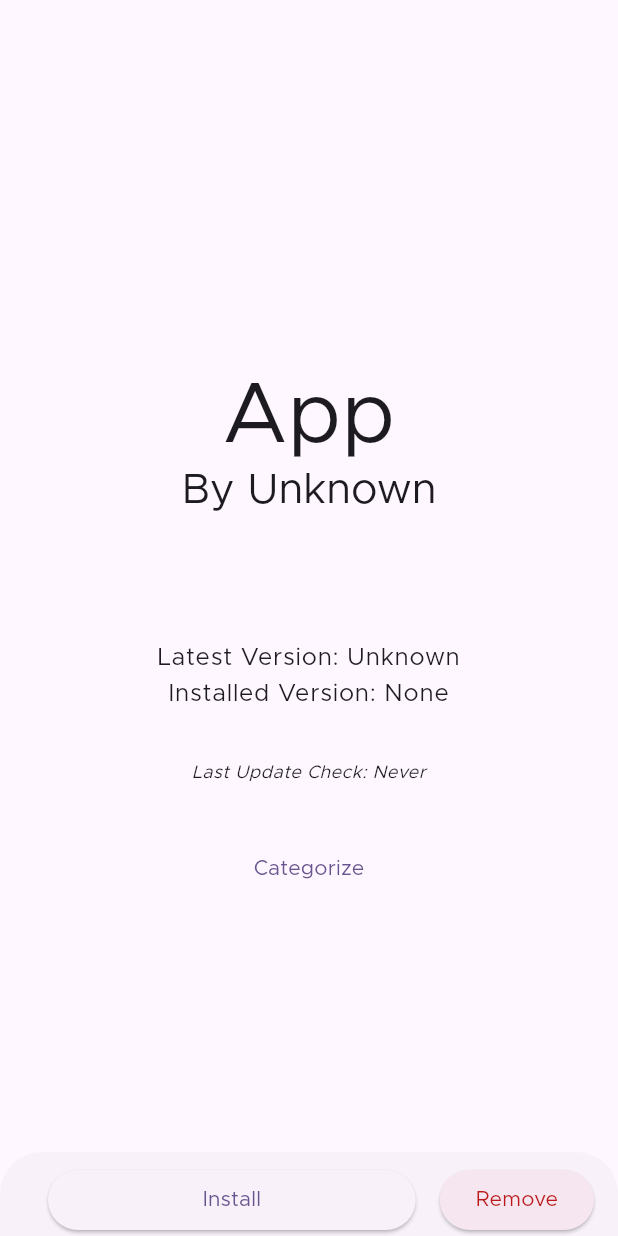
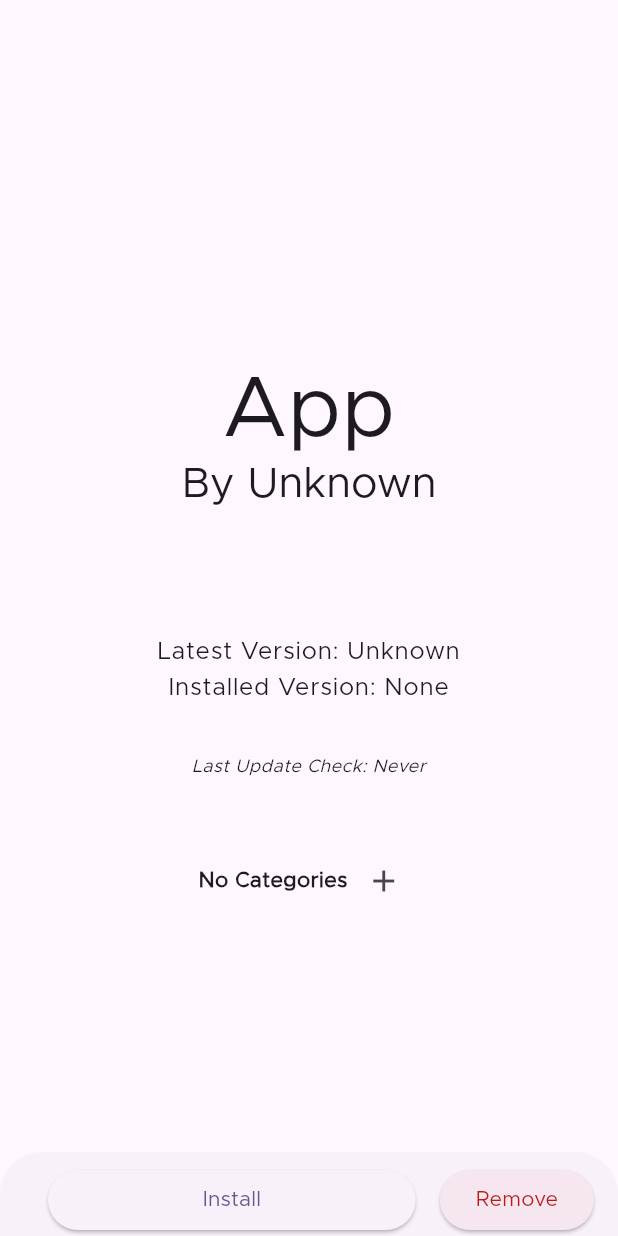
Before and after one commit to ownerroc/ObtainRoc, a Flutter app: the AppPage screen opened directly with empty values, on a phone screen of 412 x 824 dp. Run offline on Flutter 3.47's test engine with Material 2 defaults, Android fonts, the phone set to English and light mode, and no system bars; drawn by our look-alikes of dynamic_color; our stand-ins replace device_info_plus, easy_localization, file_picker, flutter_local_notifications, fluttertoast, permission_handler and 4 more; missing offline and left inert: android_alarm_manager_plus, flutter_fgbg, install_plugin_v2, installed_apps, package_archive_info; accounts and stored records are empty.

Commit message:
Bugfix es+ new category picker on App page

```diff
--- a/assets/translations/de.json
+++ b/assets/translations/de.json
@@ -203,8 +203,9 @@
     "categories": "Categories",
     "category": "Category",
     "noCategory": "No Category",
-    "deleteCategoryQuestion": "Delete Category?",
-    "categoryDeleteWarning": "All Apps in {} will be set to uncategorized.",
+    "noCategories": "No Categories",
+    "deleteCategoriesQuestion": "Delete Categories?",
+    "categoryDeleteWarning": "All Apps in deleted categories will be set to uncategorized.",
     "addCategory": "Add Category",
     "label": "Label",
     "tooManyRequestsTryAgainInMinutes": {
--- a/assets/translations/en.json
+++ b/assets/translations/en.json
@@ -203,8 +203,9 @@
     "categories": "Categories",
     "category": "Category",
     "noCategory": "No Category",
-    "deleteCategoryQuestion": "Delete Category?",
-    "categoryDeleteWarning": "All Apps in {} will be set to uncategorized.",
+    "noCategories": "No Categories",
+    "deleteCategoriesQuestion": "Delete Categories?",
+    "categoryDeleteWarning": "All Apps in deleted categories will be set to uncategorized.",
     "addCategory": "Add Category",
     "label": "Label",
     "tooManyRequestsTryAgainInMinutes": {
--- a/assets/translations/hu.json
+++ b/assets/translations/hu.json
@@ -203,8 +203,9 @@
     "categories": "Categories",
     "category": "Category",
     "noCategory": "No Category",
-    "deleteCategoryQuestion": "Delete Category?",
-    "categoryDeleteWarning": "All Apps in {} will be set to uncategorized.",
+    "noCategories": "No Categories",
+    "deleteCategoriesQuestion": "Delete Categories?",
+    "categoryDeleteWarning": "All Apps in deleted categories will be set to uncategorized.",
     "addCategory": "Add Category",
     "label": "Label",
     "tooManyRequestsTryAgainInMinutes": {
--- a/assets/translations/it.json
+++ b/assets/translations/it.json
@@ -203,8 +203,9 @@
     "categories": "Categories",
     "category": "Category",
     "noCategory": "No Category",
-    "deleteCategoryQuestion": "Delete Category?",
-    "categoryDeleteWarning": "All Apps in {} will be set to uncategorized.",
+    "noCategories": "No Categories",
+    "deleteCategoriesQuestion": "Delete Categories?",
+    "categoryDeleteWarning": "All Apps in deleted categories will be set to uncategorized.",
     "addCategory": "Add Category",
     "label": "Label",
     "tooManyRequestsTryAgainInMinutes": {
--- a/assets/translations/ja.json
+++ b/assets/translations/ja.json
@@ -203,8 +203,9 @@
     "categories": "カテゴリ",
     "category": "カテゴリ",
     "noCategory": "カテゴリなし",
-    "deleteCategoryQuestion": "カテゴリを削除しますか？",
-    "categoryDeleteWarning": "「{}」内のすべてのアプリは未分類に設定されます。",
+    "noCategories": "No Categories",
+    "deleteCategoriesQuestion": "Delete Categories?",
+    "categoryDeleteWarning": "All Apps in deleted categories will be set to uncategorized.",
     "addCategory": "カテゴリを追加",
     "label": "ラベル",
     "tooManyRequestsTryAgainInMinutes": {
--- a/assets/translations/zh.json
+++ b/assets/translations/zh.json
@@ -203,8 +203,9 @@
     "categories": "Categories",
     "category": "Category",
     "noCategory": "No Category",
-    "deleteCategoryQuestion": "Delete Category?",
-    "categoryDeleteWarning": "All Apps in {} will be set to uncategorized.",
+    "noCategories": "No Categories",
+    "deleteCategoriesQuestion": "Delete Categories?",
+    "categoryDeleteWarning": "All Apps in deleted categories will be set to uncategorized.",
     "addCategory": "Add Category",
     "label": "Label",
     "tooManyRequestsTryAgainInMinutes": {
--- a/lib/components/generated_form.dart
+++ b/lib/components/generated_form.dart
@@ -89,6 +89,8 @@ class GeneratedFormSwitch extends GeneratedFormItem {
 class GeneratedFormTagInput extends GeneratedFormItem {
   late MapEntry<String, String>? deleteConfirmationMessage;
   late bool singleSelect;
+  late WrapAlignment alignment;
+  late String emptyMessage;
   GeneratedFormTagInput(String key,
       {String label = 'Input',
       List<Widget> belowWidgets = const [],
@@ -96,7 +98,9 @@ class GeneratedFormTagInput extends GeneratedFormItem {
       List<String? Function(Map<String, MapEntry<int, bool>> value)>
           additionalValidators = const [],
       this.deleteConfirmationMessage,
-      this.singleSelect = false})
+      this.singleSelect = false,
+      this.alignment = WrapAlignment.start,
+      this.emptyMessage = 'Input'})
       : super(key,
             label: label,
             belowWidgets: belowWidgets,
@@ -256,7 +260,19 @@ class _GeneratedFormState extends State<GeneratedForm> {
           );
         } else if (widget.items[r][e] is GeneratedFormTagInput) {
           formInputs[r][e] = Wrap(
+            alignment: (widget.items[r][e] as GeneratedFormTagInput).alignment,
+            crossAxisAlignment: WrapCrossAlignment.center,
             children: [
+              (values[widget.items[r][e].key]
+                              as Map<String, MapEntry<int, bool>>?)
+                          ?.isEmpty ==
+                      true
+                  ? Text(
+                      (widget.items[r][e] as GeneratedFormTagInput)
+                          .emptyMessage,
+                      style: const TextStyle(fontWeight: FontWeight.bold),
+                    )
+                  : const SizedBox.shrink(),
               ...(values[widget.items[r][e].key]
                           as Map<String, MapEntry<int, bool>>?)
                       ?.entries
@@ -265,7 +281,7 @@ class _GeneratedFormState extends State<GeneratedForm> {
                         padding: const EdgeInsets.symmetric(horizontal: 4),
                         child: ChoiceChip(
                           label: Text(e2.key),
-                          backgroundColor: Color(e2.value.key).withAlpha(200),
+                          backgroundColor: Color(e2.value.key).withAlpha(50),
                           selectedColor: Color(e2.value.key),
                           visualDensity: VisualDensity.compact,
                           selected: e2.value.value,
@@ -327,12 +343,15 @@ class _GeneratedFormState extends State<GeneratedForm> {
                           if ((widget.items[r][e] as GeneratedFormTagInput)
                                   .deleteConfirmationMessage !=
                               null) {
+                            var message =
+                                (widget.items[r][e] as GeneratedFormTagInput)
+                                    .deleteConfirmationMessage!;
                             showDialog<Map<String, dynamic>?>(
                                 context: context,
                                 builder: (BuildContext ctx) {
                                   return GeneratedFormModal(
-                                      title: tr('deleteCategoryQuestion'),
-                                      message: tr('categoryDeleteWarning'),
+                                      title: message.key,
+                                      message: message.value,
                                       items: const []);
                                 }).then((value) {
                               if (value != null) {
@@ -370,8 +389,15 @@ class _GeneratedFormState extends State<GeneratedForm> {
                             var temp = values[widget.items[r][e].key]
                                 as Map<String, MapEntry<int, bool>>?;
                             temp ??= {};
+                            var singleSelect =
+                                (widget.items[r][e] as GeneratedFormTagInput)
+                                    .singleSelect;
+                            var someSelected = temp.entries
+                                .where((element) => element.value.value)
+                                .isNotEmpty;
                             temp[label] = MapEntry(
-                                generateRandomLightColor().value, false);
+                                generateRandomLightColor().value,
+                                !(someSelected && singleSelect));
                             values[widget.items[r][e].key] = temp;
                             someValueChanged();
                           });
--- a/lib/pages/app.dart
+++ b/lib/pages/app.dart
@@ -5,6 +5,7 @@ import 'package:obtainium/components/generated_form.dart';
 import 'package:obtainium/components/generated_form_modal.dart';
 import 'package:obtainium/custom_errors.dart';
 import 'package:obtainium/main.dart';
+import 'package:obtainium/pages/settings.dart';
 import 'package:obtainium/providers/apps_provider.dart';
 import 'package:obtainium/providers/settings_provider.dart';
 import 'package:obtainium/providers/source_provider.dart';
@@ -152,49 +153,22 @@ class _AppPageState extends State<AppPage> {
                               fontStyle: FontStyle.italic, fontSize: 12),
                         ),
                         const SizedBox(
-                          height: 32,
+                          height: 48,
                         ),
-                        app?.app.category != null
-                            ? Chip(
-                                label: Text(app!.app.category!),
-                                backgroundColor:
-                                    Color(categories[app.app.category!] ?? 0x0),
-                                onDeleted: () {
-                                  app.app.category = null;
-                                  appsProvider.saveApps([app.app]);
-                                },
-                                visualDensity: VisualDensity.compact,
-                              )
-                            : Row(
-                                mainAxisAlignment: MainAxisAlignment.center,
-                                children: [
-                                    TextButton(
-                                        onPressed: () {
-                                          showDialog<Map<String, dynamic>?>(
-                                              context: context,
-                                              builder: (BuildContext ctx) {
-                                                return GeneratedFormModal(
-                                                    title: 'Pick a Category',
-                                                    items: [
-                                                      [
-                                                        settingsProvider
-                                                            .getCategoryFormItem()
-                                                      ]
-                                                    ]);
-                                              }).then((value) {
-                                            if (value != null && app != null) {
-                                              String? cat = (value['category']
-                                                          ?.isNotEmpty ??
-                                                      false)
-                                                  ? value['category']
-                                                  : null;
-                                              app.app.category = cat;
-                                              appsProvider.saveApps([app.app]);
-                                            }
-                                          });
-                                        },
-                                        child: Text(tr('categorize')))
-                                  ])
+                        CategoryEditorSelector(
+                            alignment: WrapAlignment.center,
+                            singleSelect: true,
+                            preselected: app?.app.category != null
+                                ? {app!.app.category!}
+                                : {},
+                            onSelected: (categories) {
+                              if (app != null) {
+                                app.app.category = categories.isNotEmpty
+                                    ? categories[0]
+                                    : null;
+                                appsProvider.saveApps([app.app]);
+                              }
+                            })
                       ],
                     )),
                   ],
--- a/lib/pages/settings.dart
+++ b/lib/pages/settings.dart
@@ -380,8 +380,14 @@ class _LogsDialogState extends State<LogsDialog> {
 class CategoryEditorSelector extends StatefulWidget {
   final void Function(List<String> categories)? onSelected;
   final bool singleSelect;
+  final Set<String> preselected;
+  final WrapAlignment alignment;
   const CategoryEditorSelector(
-      {super.key, this.onSelected, this.singleSelect = false});
+      {super.key,
+      this.onSelected,
+      this.singleSelect = false,
+      this.preselected = const {},
+      this.alignment = WrapAlignment.start});
 
   @override
   State<CategoryEditorSelector> createState() => _CategoryEditorSelectorState();
@@ -393,15 +399,21 @@ class _CategoryEditorSelectorState extends State<CategoryEditorSelector> {
   @override
   Widget build(BuildContext context) {
     var settingsProvider = context.watch<SettingsProvider>();
-    storedValues = settingsProvider.categories.map((key, value) =>
-        MapEntry(key, MapEntry(value, storedValues[key]?.value ?? false)));
+    storedValues = settingsProvider.categories.map((key, value) => MapEntry(
+        key,
+        MapEntry(value,
+            storedValues[key]?.value ?? widget.preselected.contains(key))));
     return GeneratedForm(
         items: [
           [
             GeneratedFormTagInput('categories',
+                label: tr('category'),
+                emptyMessage: tr('noCategories'),
                 defaultValue: storedValues,
+                alignment: widget.alignment,
                 deleteConfirmationMessage: MapEntry(
-                    tr('deleteCategoryQuestion'), tr('categoryDeleteWarning')),
+                    tr('deleteCategoriesQuestion'),
+                    tr('categoryDeleteWarning')),
                 singleSelect: widget.singleSelect)
           ]
         ],
```
